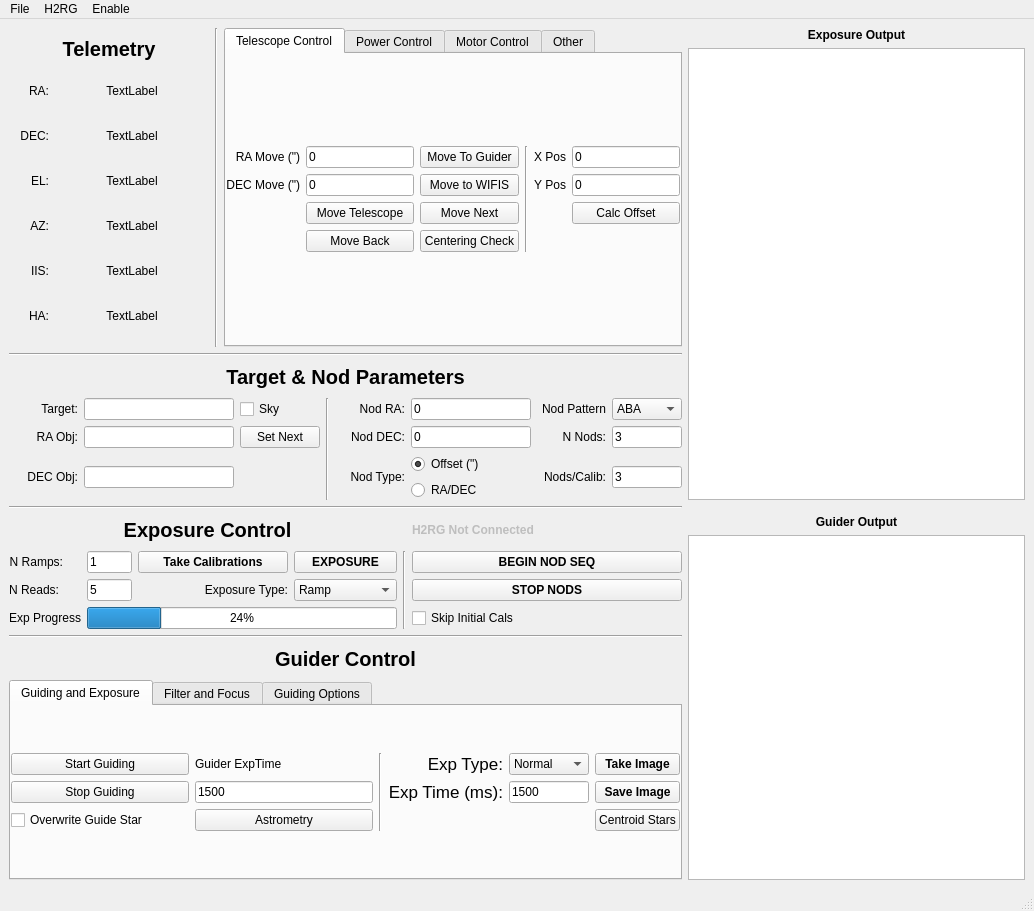
Old version of the form WIFIS_NEW.ui in the repository WIFIS-Team/controlcode-new.
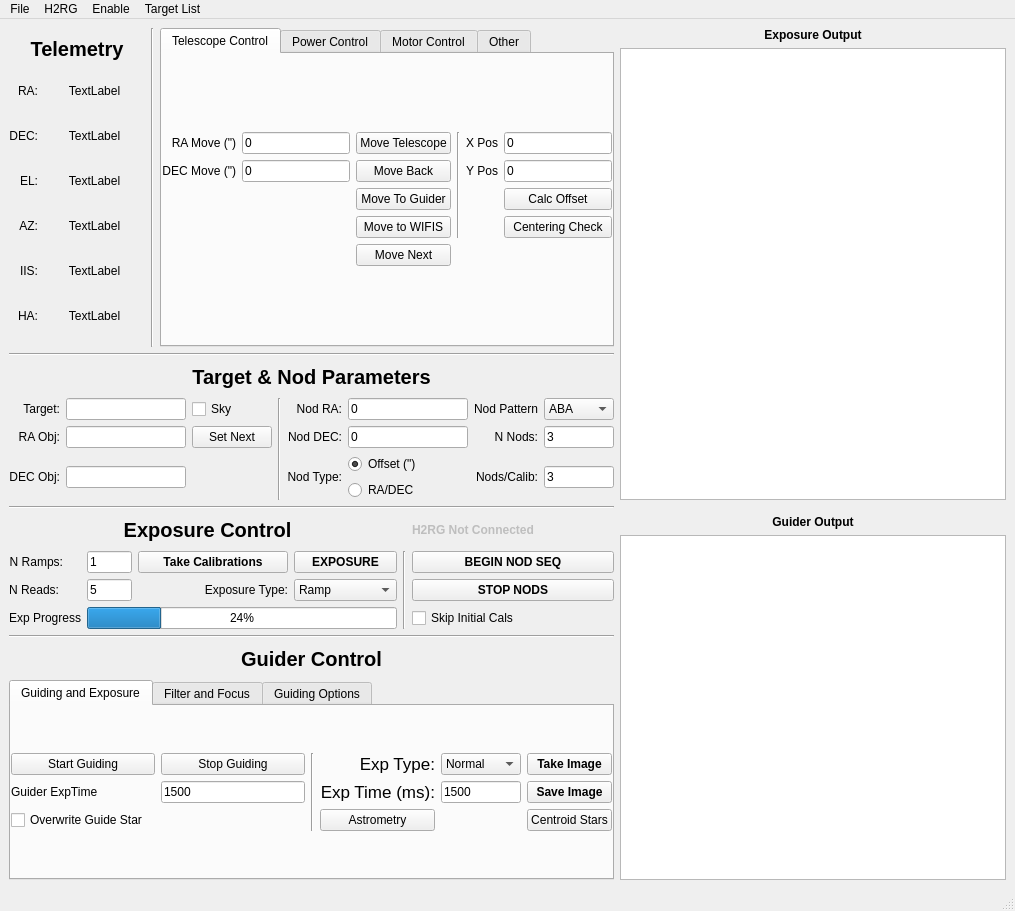
New version of the form. The open tabs and pages were chosen to show the change.

Commit message: Added target list to GUI and changed layout

What changed in the file:
```diff
--- a/WIFIS_NEW.ui
+++ b/WIFIS_NEW.ui
@@ -6,7 +6,7 @@
    <rect>
     <x>0</x>
     <y>0</y>
-    <width>1034</width>
+    <width>1015</width>
     <height>911</height>
    </rect>
   </property>
@@ -45,14 +45,14 @@
           <item row="6" column="1">
            <widget class="QLabel" name="HALabel">
             <property name="sizePolicy">
-             <sizepolicy hsizetype="Maximum" vsizetype="Maximum">
+             <sizepolicy hsizetype="MinimumExpanding" vsizetype="Maximum">
               <horstretch>0</horstretch>
               <verstretch>0</verstretch>
              </sizepolicy>
             </property>
             <property name="minimumSize">
              <size>
-              <width>100</width>
+              <width>75</width>
               <height>30</height>
              </size>
             </property>
@@ -129,14 +129,14 @@
           <item row="5" column="1">
            <widget class="QLabel" name="IISLabel">
             <property name="sizePolicy">
-             <sizepolicy hsizetype="Maximum" vsizetype="Maximum">
+             <sizepolicy hsizetype="MinimumExpanding" vsizetype="Maximum">
               <horstretch>0</horstretch>
               <verstretch>0</verstretch>
              </sizepolicy>
             </property>
             <property name="minimumSize">
              <size>
-              <width>100</width>
+              <width>75</width>
               <height>30</height>
              </size>
             </property>
@@ -164,7 +164,7 @@
             </property>
             <property name="minimumSize">
              <size>
-              <width>200</width>
+              <width>75</width>
               <height>0</height>
              </size>
             </property>
@@ -186,14 +186,14 @@
           <item row="2" column="1">
            <widget class="QLabel" name="DECLabel">
             <property name="sizePolicy">
-             <sizepolicy hsizetype="Maximum" vsizetype="Maximum">
+             <sizepolicy hsizetype="MinimumExpanding" vsizetype="Maximum">
               <horstretch>0</horstretch>
               <verstretch>0</verstretch>
              </sizepolicy>
             </property>
             <property name="minimumSize">
              <size>
-              <width>100</width>
+              <width>75</width>
               <height>30</height>
              </size>
             </property>
@@ -242,14 +242,14 @@
           <item row="1" column="1">
            <widget class="QLabel" name="RALabel">
             <property name="sizePolicy">
-             <sizepolicy hsizetype="Maximum" vsizetype="Maximum">
+             <sizepolicy hsizetype="MinimumExpanding" vsizetype="Maximum">
               <horstretch>0</horstretch>
               <verstretch>0</verstretch>
              </sizepolicy>
             </property>
             <property name="minimumSize">
              <size>
-              <width>100</width>
+              <width>75</width>
               <height>30</height>
              </size>
             </property>
@@ -270,14 +270,14 @@
           <item row="3" column="1">
            <widget class="QLabel" name="ELLabel">
             <property name="sizePolicy">
-             <sizepolicy hsizetype="Maximum" vsizetype="Maximum">
+             <sizepolicy hsizetype="MinimumExpanding" vsizetype="Maximum">
               <horstretch>0</horstretch>
               <verstretch>0</verstretch>
              </sizepolicy>
             </property>
             <property name="minimumSize">
              <size>
-              <width>100</width>
+              <width>75</width>
               <height>30</height>
              </size>
             </property>
@@ -326,14 +326,14 @@
           <item row="4" column="1">
            <widget class="QLabel" name="AZLabel">
             <property name="sizePolicy">
-             <sizepolicy hsizetype="Maximum" vsizetype="Maximum">
+             <sizepolicy hsizetype="MinimumExpanding" vsizetype="Maximum">
               <horstretch>0</horstretch>
               <verstretch>0</verstretch>
              </sizepolicy>
             </property>
             <property name="minimumSize">
              <size>
-              <width>100</width>
+              <width>75</width>
               <height>30</height>
              </size>
             </property>
@@ -455,13 +455,6 @@
               <property name="horizontalSpacing">
                <number>6</number>
               </property>
-              <item row="0" column="2">
-               <widget class="QPushButton" name="GuiderMoveButton">
-                <property name="text">
-                 <string>Move To Guider</string>
-                </property>
-               </widget>
-              </item>
               <item row="0" column="4">
                <widget class="QLabel" name="label_36">
                 <property name="text">
@@ -531,13 +524,6 @@
                 </property>
                </widget>
               </item>
-              <item row="1" column="2">
-               <widget class="QPushButton" name="WIFISMoveButton">
-                <property name="text">
-                 <string>Move to WIFIS</string>
-                </property>
-               </widget>
-              </item>
               <item row="0" column="3" rowspan="4">
                <widget class="Line" name="line_8">
                 <property name="orientation">
@@ -545,13 +531,6 @@
                 </property>
                </widget>
               </item>
-              <item row="3" column="1">
-               <widget class="QPushButton" name="MoveBackButton">
-                <property name="text">
-                 <string>Move Back</string>
-                </property>
-               </widget>
-              </item>
               <item row="1" column="0">
                <widget class="QLabel" name="label_9">
                 <property name="text">
@@ -576,7 +555,21 @@
                 </property>
                </widget>
               </item>
-              <item row="2" column="1">
+              <item row="1" column="2">
+               <widget class="QPushButton" name="MoveBackButton">
+                <property name="text">
+                 <string>Move Back</string>
+                </property>
+               </widget>
+              </item>
+              <item row="3" column="2">
+               <widget class="QPushButton" name="WIFISMoveButton">
+                <property name="text">
+                 <string>Move to WIFIS</string>
+                </property>
+               </widget>
+              </item>
+              <item row="0" column="2">
                <widget class="QPushButton" name="moveTelescopeButton">
                 <property name="sizePolicy">
                  <sizepolicy hsizetype="Expanding" vsizetype="Fixed">
@@ -596,13 +589,20 @@
                </widget>
               </item>
               <item row="2" column="2">
+               <widget class="QPushButton" name="GuiderMoveButton">
+                <property name="text">
+                 <string>Move To Guider</string>
+                </property>
+               </widget>
+              </item>
+              <item row="4" column="2">
                <widget class="QPushButton" name="MoveNextButton">
                 <property name="text">
                  <string>Move Next</string>
                 </property>
                </widget>
               </item>
-              <item row="3" column="2">
+              <item row="3" column="5">
                <widget class="QPushButton" name="CenteringCheck">
                 <property name="text">
                  <string>Centering Check</string>
@@ -2493,19 +2493,6 @@
                 </property>
                </widget>
               </item>
-              <item row="0" column="1">
-               <widget class="QLabel" name="label_11">
-                <property name="sizePolicy">
-                 <sizepolicy hsizetype="MinimumExpanding" vsizetype="Preferred">
-                  <horstretch>0</horstretch>
-                  <verstretch>0</verstretch>
-                 </sizepolicy>
-                </property>
-                <property name="text">
-                 <string>Guider ExpTime</string>
-                </property>
-               </widget>
-              </item>
               <item row="0" column="3">
                <widget class="QLabel" name="label_26">
                 <property name="font">
@@ -2560,19 +2547,6 @@
                 </property>
                </widget>
               </item>
-              <item row="1" column="0">
-               <widget class="QPushButton" name="StopGuidingButton">
-                <property name="sizePolicy">
-                 <sizepolicy hsizetype="MinimumExpanding" vsizetype="Maximum">
-                  <horstretch>0</horstretch>
-                  <verstretch>0</verstretch>
-                 </sizepolicy>
-                </property>
-                <property name="text">
-                 <string>Stop Guiding</string>
-                </property>
-               </widget>
-              </item>
               <item row="0" column="5">
                <widget class="QPushButton" name="TakeImageButton">
                 <property name="font">
@@ -2586,13 +2560,6 @@
                 </property>
                </widget>
               </item>
-              <item row="2" column="1">
-               <widget class="QPushButton" name="doAstrometryButton">
-                <property name="text">
-                 <string>Astrometry</string>
-                </property>
-               </widget>
-              </item>
               <item row="0" column="2" rowspan="3">
                <widget class="Line" name="line_5">
                 <property name="orientation">
@@ -2600,6 +2567,39 @@
                 </property>
                </widget>
               </item>
+              <item row="0" column="1">
+               <widget class="QPushButton" name="StopGuidingButton">
+                <property name="sizePolicy">
+                 <sizepolicy hsizetype="MinimumExpanding" vsizetype="Maximum">
+                  <horstretch>0</horstretch>
+                  <verstretch>0</verstretch>
+                 </sizepolicy>
+                </property>
+                <property name="text">
+                 <string>Stop Guiding</string>
+                </property>
+               </widget>
+              </item>
+              <item row="1" column="0">
+               <widget class="QLabel" name="label_11">
+                <property name="sizePolicy">
+                 <sizepolicy hsizetype="MinimumExpanding" vsizetype="Preferred">
+                  <horstretch>0</horstretch>
+                  <verstretch>0</verstretch>
+                 </sizepolicy>
+                </property>
+                <property name="text">
+                 <string>Guider ExpTime</string>
+                </property>
+               </widget>
+              </item>
+              <item row="2" column="3">
+               <widget class="QPushButton" name="doAstrometryButton">
+                <property name="text">
+                 <string>Astrometry</string>
+                </property>
+               </widget>
+              </item>
              </layout>
             </item>
            </layout>
@@ -3202,7 +3202,7 @@
     <rect>
      <x>0</x>
      <y>0</y>
-     <width>1034</width>
+     <width>1015</width>
      <height>22</height>
     </rect>
    </property>
@@ -3232,9 +3232,16 @@
     <addaction name="ConnectMotors"/>
     <addaction name="ConnectAll"/>
    </widget>
+   <widget class="QMenu" name="menuTarget_List">
+    <property name="title">
+     <string>Target List</string>
+    </property>
+    <addaction name="LoadTargetsAction"/>
+   </widget>
    <addaction name="menuFile"/>
    <addaction name="menuInitialie"/>
    <addaction name="menuConnect"/>
+   <addaction name="menuTarget_List"/>
   </widget>
   <action name="actionConnect">
    <property name="text">
```
Left out of the diff: 31 changed lines with no effect on the pictures.
